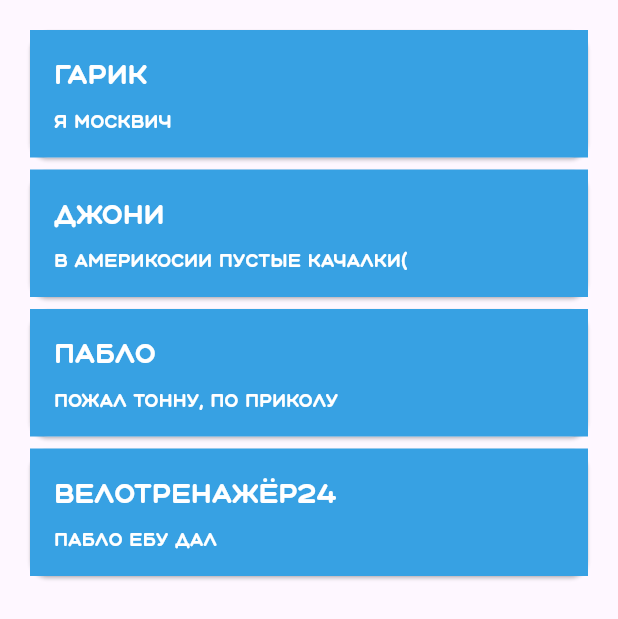
After one commit to MatveyNevirets/BodyBuddies, a Flutter app: the NewsScreen screen opened directly, on a phone screen of 412 x 824 dp. The commit adds this screen. Shown: the top 619 px of the screen. Run offline on Flutter 3.47's test engine with Material 3 defaults, Android fonts, the phone set to English and light mode, and no system bars; our stand-ins replace bloc, flutter_bloc.

Commit message:
Created: "Some files of works, basic primitive cards which can inputs of outside"

```diff
--- a/lib/core/strings/strings.dart
+++ b/lib/core/strings/strings.dart
@@ -48,7 +48,7 @@ abstract class Strings {
 
   static const use_dot_please = "Используйте точку, а не запятую!";
 
-  static var news_appbar_string = "Новости";
+  static var news_appbar_string = "Лента";
 
   static var chats_appbar_string = "Чаты";
 
--- a/lib/core/styles/styles.dart
+++ b/lib/core/styles/styles.dart
@@ -30,6 +30,12 @@ abstract class Styles {
 
   static var workouts_containers_text_style = TextStyle(fontFamily: 'AqumTwo', fontSize: 12, color: Colours.white_text_color);
   static var advices_containers_text_style = TextStyle(fontFamily: 'AqumTwo', fontSize: 14, color: Colours.white_text_color);
+
+  ////news////////
+
+  static var news_card_header_text_style = TextStyle(fontFamily: 'AqumTwo', fontSize: 18, color: Colours.white_text_color);
+  static var news_card_body_text_style = TextStyle(fontFamily: 'AqumTwo', fontSize: 12, color: Colours.white_text_color);
+
 
   ////dark///boxes//////
 
--- a/lib/features/home/presentation/widgets/body_home_data.dart
+++ b/lib/features/home/presentation/widgets/body_home_data.dart
@@ -1,3 +1,4 @@
+import 'package:body_buddies/features/news/presentation/widgets/news_screen_navigator.dart';
 import 'package:flutter/material.dart';
 
 import '../../../../core/strings/strings.dart';
@@ -8,7 +9,7 @@ class BodyHomeData {
   int currentTab = 2;
 
   List<Widget> screens = [
-    const Text("Это новостной экран"),
+    NewsScreenNavigator(),
     const Text("Тут будут чаты"),
     const WorkoutsScreen(),
     const Text("Тут будет твой профиль"),
--- /dev/null
+++ b/lib/features/news/domain/fake_database_card_data.dart
@@ -0,0 +1,15 @@
+class FakeDatabase {
+  List<String> headerText = [
+    "Гарик",
+    "Джони",
+    "Пабло",
+    "Велотренажёр24"
+  ];
+
+  List<String> bodyText = [
+    "Я москвич",
+    "В америкосии пустые качалки(",
+    "Пожал тонну, по приколу",
+    "Пабло ебу дал",
+  ];
+}
--- /dev/null
+++ b/lib/features/news/presentation/widgets/cards/default_card_widget.dart
@@ -0,0 +1,31 @@
+import 'package:body_buddies/core/colors/colors.dart';
+import 'package:body_buddies/core/styles/styles.dart';
+import 'package:flutter/cupertino.dart';
+import 'package:flutter/material.dart';
+
+class DefaultCardWidget extends StatelessWidget {
+
+  String headerText, bodyText;
+
+  DefaultCardWidget({required this.headerText, required this.bodyText});
+
+  @override
+  Widget build(BuildContext context) {
+    return Card(
+      child: Container(
+        color: Colours.bottom_bar_icons_color,
+        child: Container(
+          margin: Styles.base_margin_size,
+          child: Column(
+            crossAxisAlignment: CrossAxisAlignment.start,
+            children: [
+              Text(headerText, style: Styles.news_card_header_text_style,),
+              SizedBox(height: 10,),
+              Text(bodyText, style: Styles.news_card_body_text_style,)
+            ],
+          ),
+        ),
+      ),
+    );
+  }
+}
--- /dev/null
+++ b/lib/features/news/presentation/widgets/news_screen.dart
@@ -0,0 +1,27 @@
+import 'package:body_buddies/core/styles/styles.dart';
+import 'package:body_buddies/features/news/domain/fake_database_card_data.dart';
+import 'package:body_buddies/features/news/presentation/widgets/cards/default_card_widget.dart';
+import 'package:flutter/cupertino.dart';
+import 'package:flutter/material.dart';
+
+class NewsScreen extends StatelessWidget {
+  final fakeDatabase = FakeDatabase();
+
+  @override
+  Widget build(BuildContext context) {
+    return Scaffold(
+      body: Container(
+        margin: Styles.base_margin_size,
+        child: ListView.builder(
+          itemCount: fakeDatabase.headerText.length,
+          itemBuilder: (context, index) {
+            return DefaultCardWidget(
+              headerText: fakeDatabase.headerText[index],
+              bodyText: fakeDatabase.bodyText[index],
+            );
+          },
+        ),
+      ),
+    );
+  }
+}
--- /dev/null
+++ b/lib/features/news/presentation/widgets/news_screen_navigator.dart
@@ -0,0 +1,27 @@
+import 'package:body_buddies/features/news/presentation/widgets/news_screen.dart';
+import 'package:flutter/cupertino.dart';
+import 'package:flutter/material.dart';
+
+class NewsScreenNavigator extends StatelessWidget
+{
+  @override
+  Widget build(BuildContext context) {
+    return Navigator(
+      initialRoute: "screen/",
+      onGenerateRoute: (RouteSettings settings) {
+        WidgetBuilder builder;
+
+        switch (settings.name) {
+          case "screen/":
+            builder = (BuildContext context) => NewsScreen();
+            break;
+
+          default:
+            throw Exception("Not found navigator settings name: ${settings.name}");
+        }
+
+        return MaterialPageRoute(builder: builder, settings: settings);
+      },
+    );
+  }
+}
```
